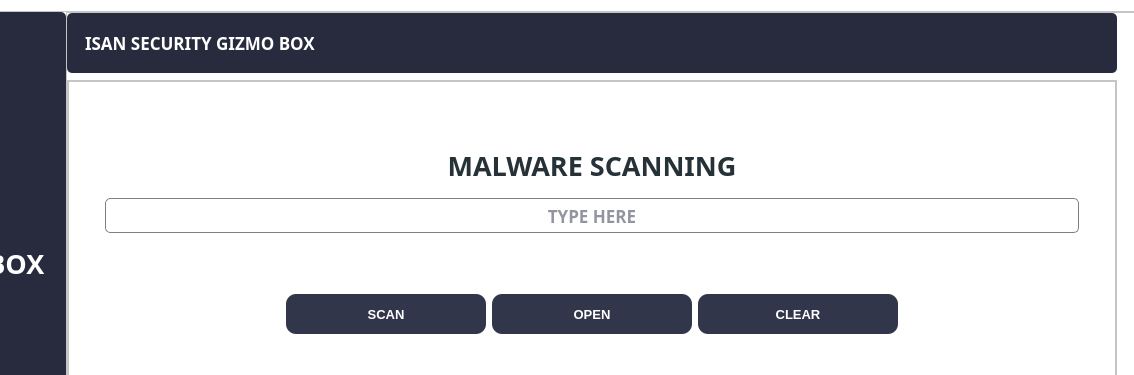
NicasioTn/Windows-ISAN-Security-Gizmo-Box, file assets/ui/mainUI.ui: the form before one commit; both pictures show x 146 to 1280 and y 0 to 375 of the 1280 by 720 pixel window.
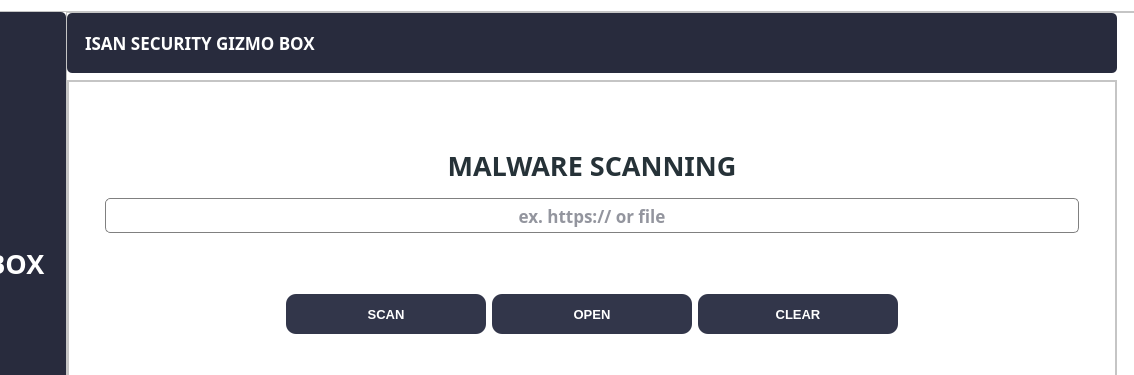
The form after the commit. The open tabs and pages were chosen to show the change. Icons and pictures are not drawn.

Diff of the .ui file:
```diff
--- a/assets/ui/mainUI.ui
+++ b/assets/ui/mainUI.ui
@@ -6003,7 +6003,7 @@
                                <set>Qt::AlignCenter</set>
                               </property>
                               <property name="placeholderText">
-                               <string>TYPE HERE</string>
+                               <string>ex. https:// or file</string>
                               </property>
                              </widget>
                             </item>
```
Left out of the diff: 7 changed lines with no effect on the pictures.
